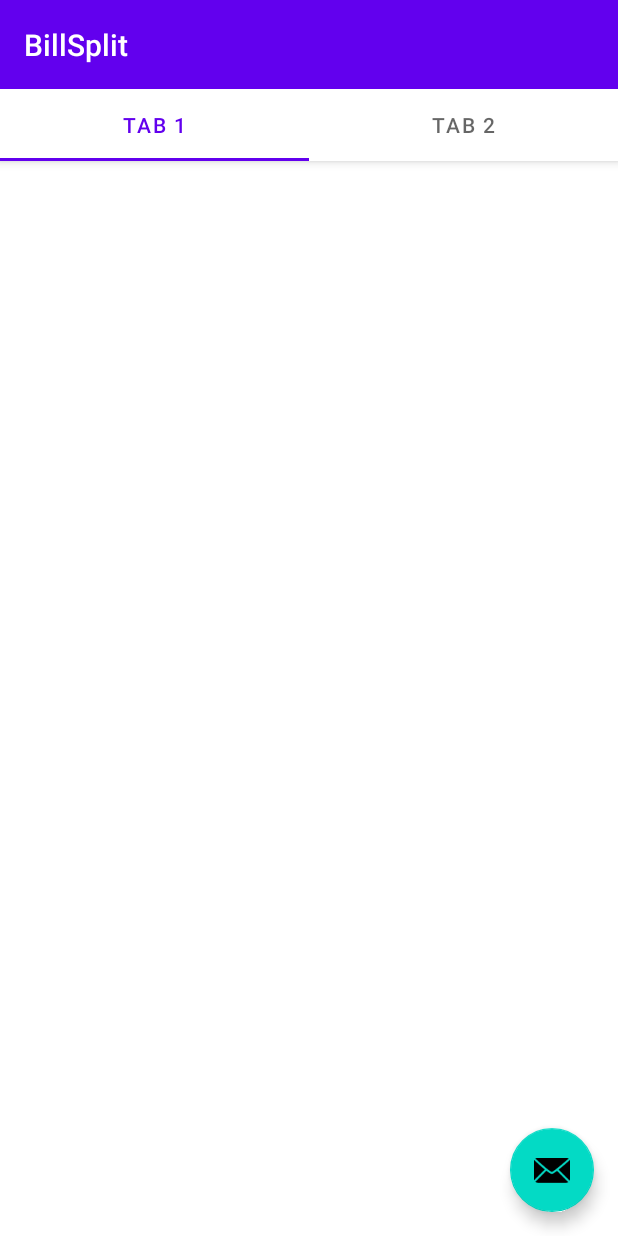
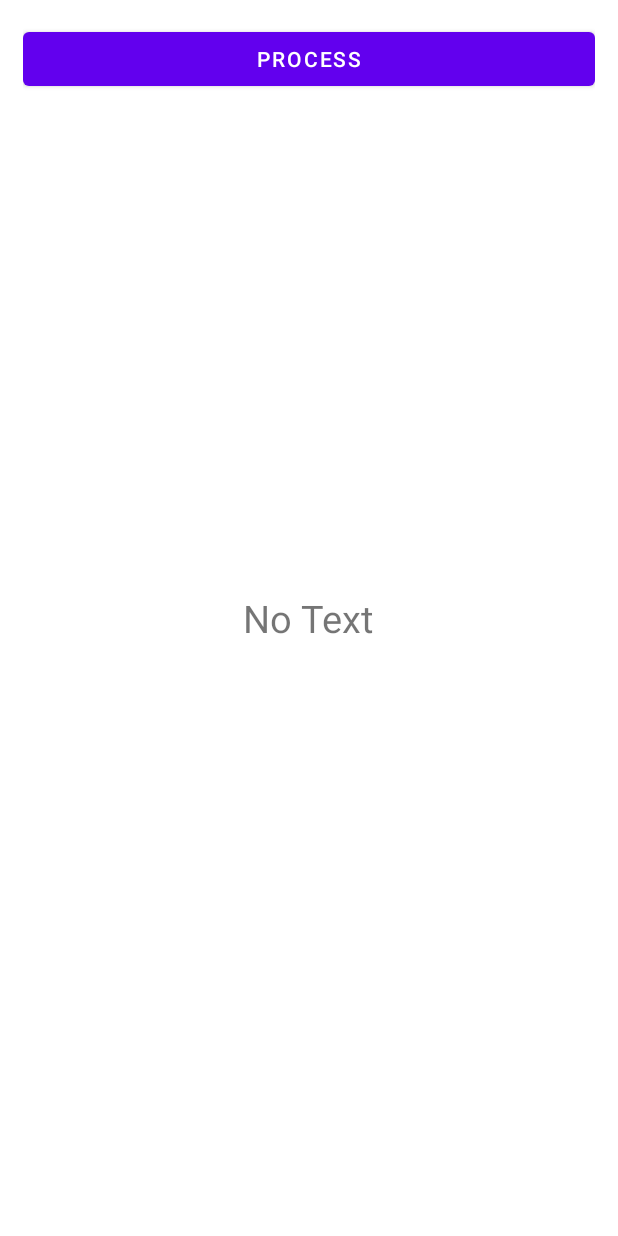
Before and after one commit to Yixingqie/Divide, an Android app: the screen it shows after launch (MainActivity), on a phone screen of 412 x 824 dp. Run offline under Robolectric (Android 15) with nearby library versions, the phone set to English and light mode, and no system bars; libraries missing offline, so code that uses them is left out: com.theartofdev.edmodo.

Commit message:
Added Basic OCR

```diff
--- a/app/build.gradle
+++ b/app/build.gradle
@@ -40,4 +40,7 @@
     testImplementation 'junit:junit:4.+'
     androidTestImplementation 'androidx.test.ext:junit:1.1.3'
     androidTestImplementation 'androidx.test.espresso:espresso-core:3.4.0'
+
+    implementation 'com.google.android.gms:play-services-vision:11.8.0'
+    api 'com.theartofdev.edmodo:android-image-cropper:2.8.+'
 }
--- a/app/src/main/java/com/example/billsplit/MainActivity.java
+++ b/app/src/main/java/com/example/billsplit/MainActivity.java
@@ -1,45 +1,116 @@
 package com.example.billsplit;
 
+import android.Manifest;
+import android.app.Activity;
+import android.content.Intent;
+import android.content.pm.PackageManager;
+import android.graphics.Bitmap;
+import android.graphics.BitmapFactory;
+import android.net.Uri;
 import android.os.Bundle;
 
+import com.google.android.gms.vision.Frame;
+import com.google.android.gms.vision.text.Text;
+import com.google.android.gms.vision.text.TextBlock;
+import com.google.android.gms.vision.text.TextRecognizer;
 import com.google.android.material.floatingactionbutton.FloatingActionButton;
 import com.google.android.material.snackbar.Snackbar;
 import com.google.android.material.tabs.TabLayout;
 
+import androidx.annotation.Nullable;
+import androidx.core.app.ActivityCompat;
+import androidx.core.content.ContextCompat;
 import androidx.viewpager.widget.ViewPager;
 import androidx.appcompat.app.AppCompatActivity;
 
+import android.provider.MediaStore;
+import android.util.Log;
+import android.util.SparseArray;
 import android.view.Menu;
 import android.view.MenuItem;
 import android.view.View;
+import android.widget.Button;
+import android.widget.ImageView;
+import android.widget.TextView;
+import android.widget.Toast;
 
 import com.example.billsplit.ui.main.SectionsPagerAdapter;
 import com.example.billsplit.databinding.ActivityMainBinding;
+import com.theartofdev.edmodo.cropper.CropImage;
+import com.theartofdev.edmodo.cropper.CropImageView;
+
+import java.io.IOException;
 
 public class MainActivity extends AppCompatActivity {
 
-    private ActivityMainBinding binding;
+    ImageView imageview;
+    Button btnProcess;
+    TextView txtView;
+    Bitmap bitmap;
 
     @Override
     protected void onCreate(Bundle savedInstanceState) {
         super.onCreate(savedInstanceState);
+        setContentView(R.layout.activity_main);
 
-        binding = ActivityMainBinding.inflate(getLayoutInflater());
-        setContentView(binding.getRoot());
+        btnProcess = findViewById(R.id.btnProcess);
+        txtView = findViewById(R.id.txtView);
+        bitmap = BitmapFactory.decodeResource(getApplicationContext().getResources(),
+                R.drawable.ocr_sample);
 
-        SectionsPagerAdapter sectionsPagerAdapter = new SectionsPagerAdapter(this, getSupportFragmentManager());
-        ViewPager viewPager = binding.viewPager;
-        viewPager.setAdapter(sectionsPagerAdapter);
-        TabLayout tabs = binding.tabs;
-        tabs.setupWithViewPager(viewPager);
-        FloatingActionButton fab = binding.fab;
-
-        fab.setOnClickListener(new View.OnClickListener() {
+        btnProcess.setOnClickListener(new View.OnClickListener() {
             @Override
-            public void onClick(View view) {
-                Snackbar.make(view, "Replace with your own action", Snackbar.LENGTH_LONG)
-                        .setAction("Action", null).show();
+            public void onClick(View v) {
+                CropImage.activity()
+                        .setGuidelines(CropImageView.Guidelines.ON)
+                        .start(MainActivity.this);
             }
         });
     }
+
+    @Override
+    protected void onActivityResult(int requestCode, int resultCode, @Nullable Intent data) {
+        super.onActivityResult(requestCode, resultCode, data);
+        if(requestCode == CropImage.CROP_IMAGE_ACTIVITY_REQUEST_CODE){
+            CropImage.ActivityResult result = CropImage.getActivityResult(data);
+            if(resultCode == RESULT_OK){
+                Uri resultUri = result.getUri();
+                try {
+                    bitmap = MediaStore.Images.Media.getBitmap(this.getContentResolver(), resultUri);
+                    getTextFromImage(bitmap);
+                } catch (IOException e) {
+                    e.printStackTrace();
+                }
+
+            }
+        }
+    }
+
+    private void getTextFromImage(Bitmap bitmap) {
+        TextRecognizer txtRecognizer = new TextRecognizer.Builder(getApplicationContext()).build();
+        if (!txtRecognizer.isOperational()) {
+            Toast.makeText(MainActivity.this, "Error Occurred with text recognizer", Toast.LENGTH_SHORT).show();
+        } else {
+            Toast.makeText(MainActivity.this, "Worked", Toast.LENGTH_SHORT).show();
+            Frame frame = new Frame.Builder().setBitmap(bitmap).build();
+            SparseArray items = txtRecognizer.detect(frame);
+            StringBuilder strBuilder = new StringBuilder();
+            for (int i = 0; i < items.size(); i++) {
+                TextBlock item = (TextBlock) items.valueAt(i);
+                strBuilder.append(item.getValue());
+                strBuilder.append("/");
+                for (Text line : item.getComponents()) {
+                    //extract scanned text lines here
+                    Log.v("lines", line.getValue());
+                    for (Text element : line.getComponents()) {
+                        //extract scanned text words here
+                        Log.v("element", element.getValue());
+
+                    }
+                }
+            }
+            txtView.setText(strBuilder.toString().substring(0, strBuilder.toString().length() - 1));
+        }
+    }
+
 }
--- a/app/src/main/res/layout/activity_main.xml
+++ b/app/src/main/res/layout/activity_main.xml
@@ -1,44 +1,19 @@
 <?xml version="1.0" encoding="utf-8"?>
 <androidx.coordinatorlayout.widget.CoordinatorLayout xmlns:android="http://schemas.android.com/apk/res/android"
-    xmlns:app="http://schemas.android.com/apk/res-auto"
-    xmlns:tools="http://schemas.android.com/tools"
+    android:orientation="vertical"
     android:layout_width="match_parent"
     android:layout_height="match_parent"
-    tools:context=".MainActivity">
-
-    <com.google.android.material.appbar.AppBarLayout
+    android:padding="15dp">
+    <Button
+        android:id="@+id/btnProcess"
         android:layout_width="match_parent"
         android:layout_height="wrap_content"
-        android:theme="@style/Theme.BillSplit.AppBarOverlay">
-
-        <TextView
-            android:id="@+id/title"
-            android:layout_width="wrap_content"
-            android:layout_height="wrap_content"
-            android:gravity="center"
-            android:minHeight="?actionBarSize"
-            android:padding="@dimen/appbar_padding"
-            android:text="@string/app_name"
-            android:textAppearance="@style/TextAppearance.Widget.AppCompat.Toolbar.Title" />
-
-        <com.google.android.material.tabs.TabLayout
-            android:id="@+id/tabs"
-            android:layout_width="match_parent"
-            android:layout_height="wrap_content" />
-    </com.google.android.material.appbar.AppBarLayout>
-
-    <androidx.viewpager.widget.ViewPager
-        android:id="@+id/view_pager"
-        android:layout_width="match_parent"
-        android:layout_height="match_parent"
-        app:layout_behavior="@string/appbar_scrolling_view_behavior" />
-
-    <com.google.android.material.floatingactionbutton.FloatingActionButton
-        android:id="@+id/fab"
+        android:text="Process" />
+    <TextView
+        android:id="@+id/txtView"
         android:layout_width="wrap_content"
         android:layout_height="wrap_content"
-        android:layout_gravity="bottom|end"
-        android:layout_marginEnd="@dimen/fab_margin"
-        android:layout_marginBottom="16dp"
-        app:srcCompat="@android:drawable/ic_dialog_email" />
+        android:text="No Text"
+        android:layout_gravity="center"
+        android:textSize="25sp" />
 </androidx.coordinatorlayout.widget.CoordinatorLayout>
```
Also changed, not shown: app/src/main/AndroidManifest.xml (+8 -0 lines), app/src/main/res/drawable/ocr_sample.jpg (added), 1 other file.
